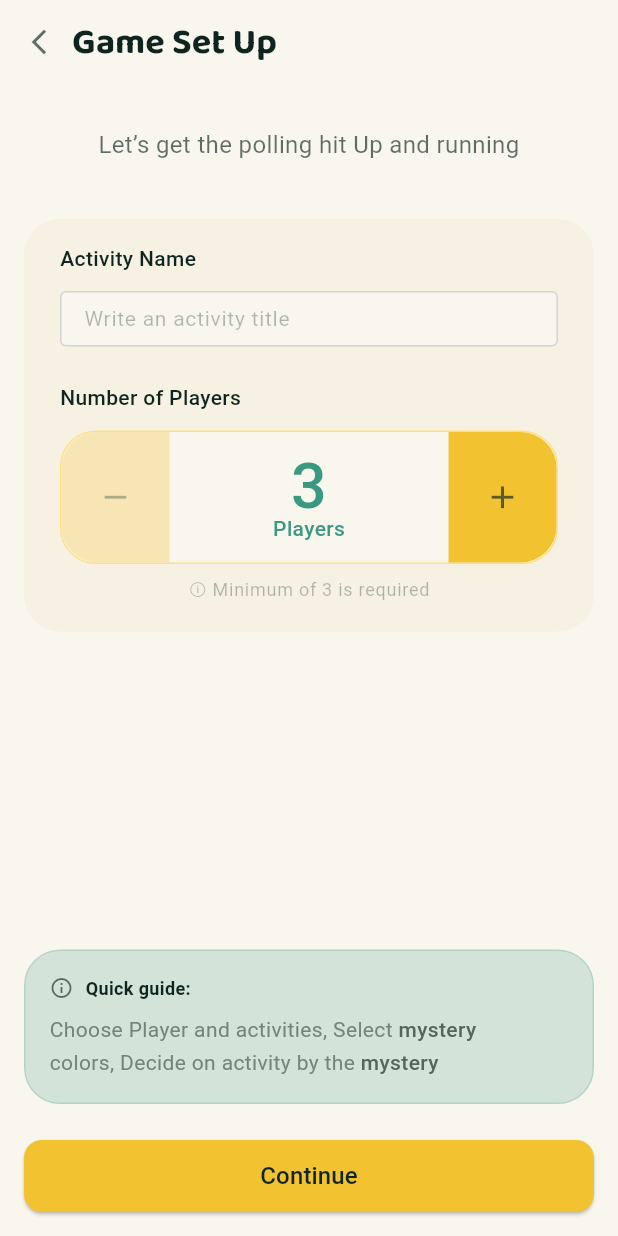
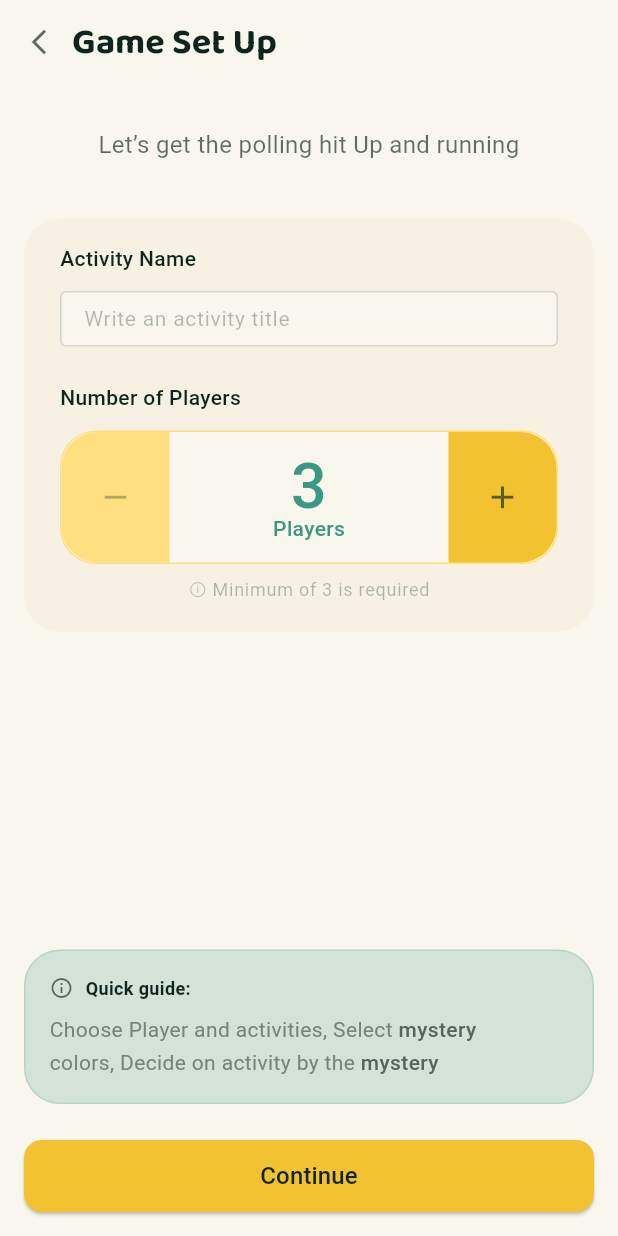
Before and after one commit to Setupboy/TOWH-Flutter, a Flutter app: the NewGameView screen opened directly, on a phone screen of 412 x 824 dp. Run offline on Flutter 3.47's test engine with Material 3 defaults, Android fonts, the phone set to English and light mode, and no system bars; our stand-ins replace fluentui_system_icons, flutter_svg, smooth_page_indicator; Roboto replaces fonts that are missing (MPLUSR1).

Commit message:
fix player counter box

```diff
--- a/lib/features/game_setup/widgets/players_counter.dart
+++ b/lib/features/game_setup/widgets/players_counter.dart
@@ -32,15 +32,19 @@ class PlayersCounter extends StatelessWidget {
     return Container(
       width: 72,
       height: double.infinity,
-      decoration: const BoxDecoration(
-        color: kColorYellow50,
+      decoration: BoxDecoration(
+        color: players > 3 ? kColorYellow200 : kColorYellow100,
         borderRadius: BorderRadius.only(
           topLeft: Radius.circular(24),
           bottomLeft: Radius.circular(24),
         ),
       ),
       child: IconButton(
-        icon: const Icon(Icons.remove, size: 25, color: kColorBlue100),
+        icon: Icon(
+          Icons.remove,
+          size: 25,
+          color: players > 3 ? kColorBlue800 : kColorBlue100,
+        ),
         onPressed: onRemove,
       ),
     );
```
